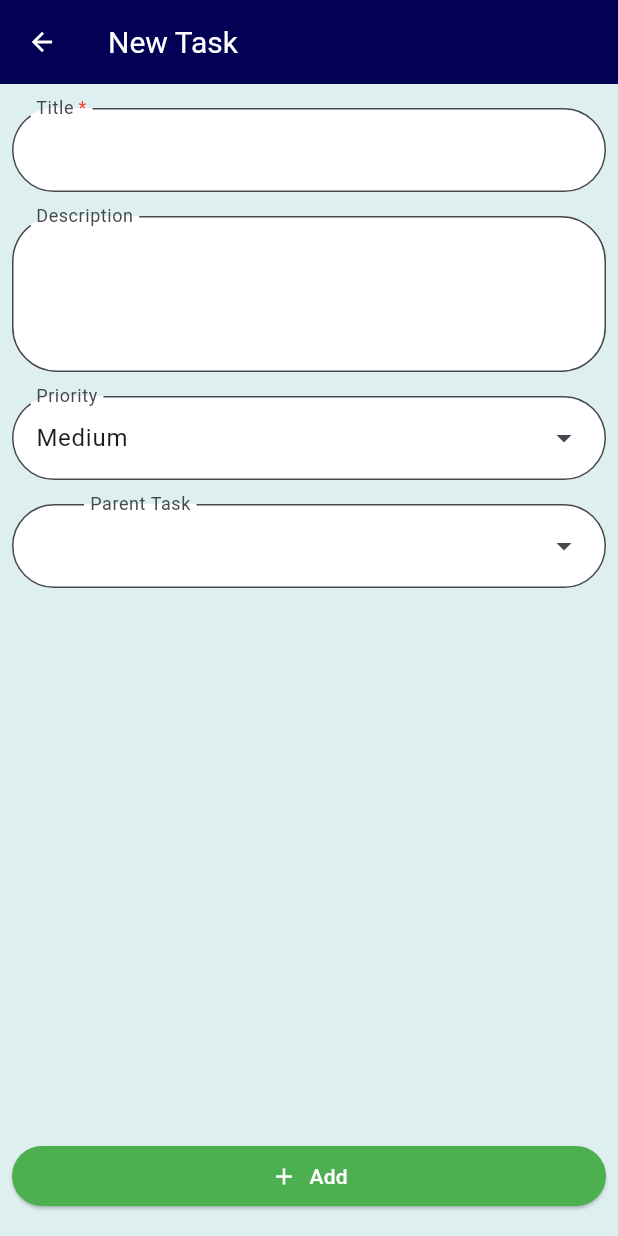
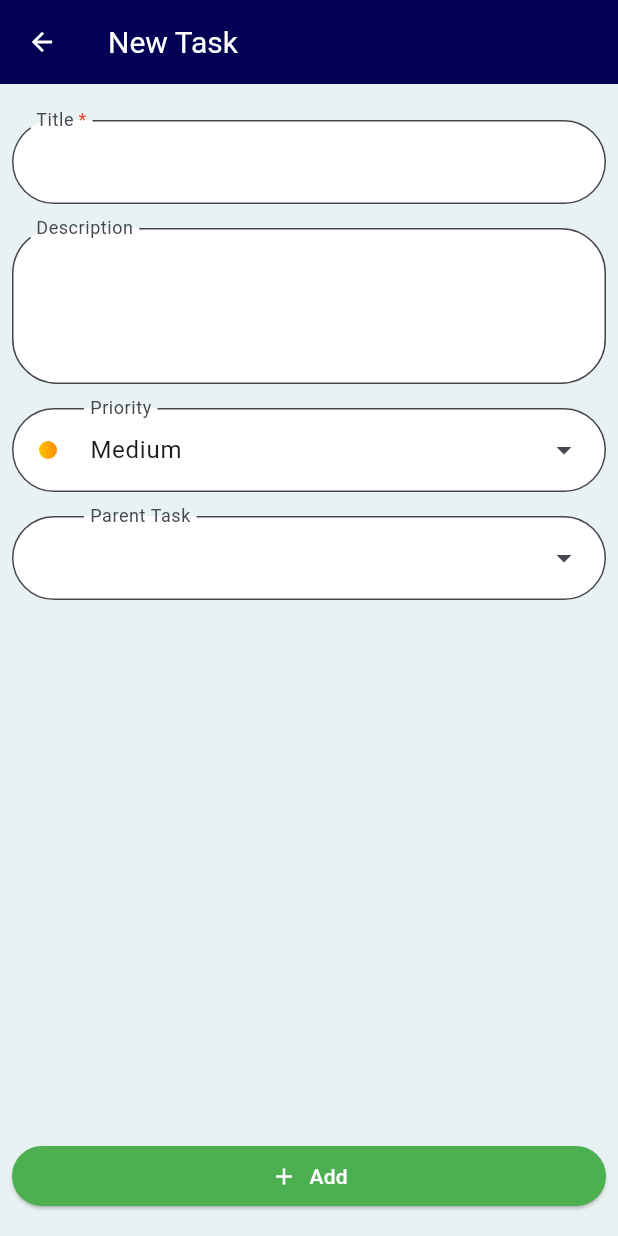
Before and after one commit to SophieHogg/task_finch_flutter, a Flutter app: the AddTaskDialog screen opened directly with empty values, on a phone screen of 412 x 824 dp. Run offline on Flutter 3.47's test engine with Material 3 defaults, Android fonts, the phone set to English and light mode, and no system bars; our stand-ins replace drift, drift_flutter, flutter_hooks, hooks_riverpod, riverpod; accounts and stored records are empty; generated files the repository leaves out were written again.

Commit message:
adjustment for gradient, scroll add dialog, styling tinkering

```diff
--- a/lib/components/home_task_item.dart
+++ b/lib/components/home_task_item.dart
@@ -103,7 +103,7 @@ class HomeTaskItem extends HookConsumerWidget {
               ),
             ),
             child: Icon(Icons.more_horiz_rounded),
-            alignmentOffset: Offset(-30, 0),
+            alignmentOffset: Offset(-50, 0),
             key: key.value,
             onFocusChange: (isFocused) {
               if (!isFocused) key.value = ValueKey(key.value.value + 1);
--- a/lib/components/parent_selector.dart
+++ b/lib/components/parent_selector.dart
@@ -2,6 +2,7 @@ import 'package:collection/collection.dart';
 import 'package:flutter/material.dart';
 import 'package:flutter_hooks/flutter_hooks.dart';
 import 'package:hooks_riverpod/hooks_riverpod.dart';
+import 'package:task_finch/components/priority_circle.dart';
 
 import '../data/database.dart';
 import '../main.dart';
@@ -54,34 +55,14 @@ class ParentSelector extends HookConsumerWidget {
       },
       expandedInsets: EdgeInsets.zero,
       enableFilter: true,
-      leadingIcon: SizedBox(
-        width: 8,
-        height: 8,
-        child: Center(
-          child: Container(
-            width: 8,
-            height: 8,
-            decoration: BoxDecoration(
-              color: priorityColours[selectedTask.value?.priority],
-              shape: BoxShape.circle,
-            ),
-          ),
-        ),
-      ),
+      leadingIcon: PriorityCircle(priority: selectedTask.value?.priority),
       inputDecorationTheme: InputDecorationTheme.of(context),
       dropdownMenuEntries: [
         for (final task in filteredTaskList)
           TaskEntry(
             value: task,
             label: task.title,
-            leadingIcon: Container(
-              width: 8,
-              height: 8,
-              decoration: BoxDecoration(
-                color: priorityColours[task.priority],
-                shape: BoxShape.circle,
-              ),
-            ),
+            leadingIcon: PriorityCircle(priority: task.priority)
           ),
       ],
     );
--- /dev/null
+++ b/lib/components/priority_circle.dart
@@ -0,0 +1,27 @@
+import 'package:flutter/material.dart';
+import 'package:task_finch/theming/business_logic_theming.dart';
+
+import '../data/database.dart';
+
+class PriorityCircle extends StatelessWidget {
+  const PriorityCircle({super.key, required this.priority});
+  final Priority? priority;
+
+  @override
+  Widget build(BuildContext context) {
+    return priority != null ? SizedBox(
+      width: 12,
+      height: 12,
+      child: Center(
+        child: Container(
+          width: 12,
+          height: 12,
+          decoration: BoxDecoration(
+            gradient: priorityGradients[priority],
+            shape: BoxShape.circle,
+          ),
+        ),
+      ),
+    ) : SizedBox.shrink();
+  }
+}
--- a/lib/components/priority_pill.dart
+++ b/lib/components/priority_pill.dart
@@ -1,5 +1,6 @@
 import 'package:flutter/material.dart';
 import 'package:task_finch/helpers/text_helpers.dart';
+import 'package:task_finch/theming/business_logic_theming.dart';
 
 import '../data/database.dart';
 
@@ -7,17 +8,12 @@ class PriorityPill extends StatelessWidget {
   const PriorityPill({super.key, required this.priority});
   final Priority priority;
 
-  final Map<Priority, Color> priorityColours = const {
-    Priority.high: Colors.red,
-    Priority.medium: Colors.orange,
-    Priority.low: Colors.green,
-  };
   @override
   Widget build(BuildContext context) {
     return Container(
-      decoration: BoxDecoration(color: priorityColours[priority], borderRadius: BorderRadius.circular(20)),
+      decoration: BoxDecoration(gradient: priorityGradients[priority], borderRadius: BorderRadius.circular(20)),
         padding: EdgeInsets.symmetric(vertical: 4.0, horizontal: 10.0),
-        child: Text(priority.name.toSentenceCase(), style: TextStyle(color: Colors.white, fontSize: 12))
+        child: Text(priority.name.toSentenceCase(), style: TextStyle(color: Colors.white, fontSize: 12, fontWeight: FontWeight.w700))
     );
   }
 }
--- a/lib/components/priority_selector.dart
+++ b/lib/components/priority_selector.dart
@@ -1,6 +1,8 @@
 import 'package:flutter/material.dart';
 import 'package:flutter_hooks/flutter_hooks.dart';
+import 'package:task_finch/components/priority_circle.dart';
 import 'package:task_finch/helpers/text_helpers.dart';
+import 'package:task_finch/theming/business_logic_theming.dart';
 
 import '../data/database.dart';
 typedef PriorityEntry = DropdownMenuEntry<Priority>;
@@ -14,11 +16,7 @@ class PrioritySelector extends HookWidget {
 
   final Priority priority;
   final void Function(Priority priority) onChangePriority;
-  final Map<Priority, Color> priorityColours = {
-    Priority.high: Colors.red,
-    Priority.medium: Colors.orange,
-    Priority.low: Colors.green,
-  };
+
   @override
   Widget build(BuildContext context) {
     final _lastSelection = useState<Priority>(priority);
@@ -32,22 +30,16 @@ class PrioritySelector extends HookWidget {
         _lastSelection.value = priority ?? Priority.medium;
         onChangePriority(priority ?? Priority.medium);
       },
+      leadingIcon: PriorityCircle(priority: _lastSelection.value),
       expandedInsets: EdgeInsets.zero,
       enableFilter: false,
       inputDecorationTheme: InputDecorationTheme.of(context),
       dropdownMenuEntries: [
-        for (final priority in priorityColours.entries)
+        for (final priority in priorityGradients.entries)
           PriorityEntry(
             value: priority.key,
             label: priority.key.name.toSentenceCase(),
-            leadingIcon: Container(
-              width: 8,
-              height: 8,
-              decoration: BoxDecoration(
-                color: priority.value,
-                shape: BoxShape.circle,
-              ),
-            ),
+            leadingIcon: PriorityCircle(priority: priority.key)
           ),
       ],
     );
--- a/lib/dialogs/add_task_dialog.dart
+++ b/lib/dialogs/add_task_dialog.dart
@@ -10,6 +10,7 @@ class AddTaskDialog extends StatefulWidget {
 
   final void Function(TaskAddRequest taskAddRequest) onAdd;
   final Task? defaultParent;
+
   @override
   State<AddTaskDialog> createState() => _AddTaskDialogState();
 }
@@ -23,6 +24,7 @@ class _AddTaskDialogState extends State<AddTaskDialog> {
   Priority priority = Priority.medium;
 
   Task? parent;
+
   @override
   void initState() {
     super.initState();
@@ -32,17 +34,22 @@ class _AddTaskDialogState extends State<AddTaskDialog> {
   @override
   Widget build(BuildContext context) {
     return Scaffold(
-      appBar: AppBar(
-        title:               Text("New Task"),
-      ),
+      appBar: AppBar(title: Text("New Task")),
+      // bottomNavigationBar: ElevatedButton(onPressed: null, child: Text('h')),
       body: Form(
         key: _formKey,
         child: Padding(
           padding: const EdgeInsets.symmetric(vertical: 16.0, horizontal: 8.0),
           child: Column(
+            mainAxisAlignment: MainAxisAlignment.spaceBetween,
+            children: [
+              Expanded(
+                child: SingleChildScrollView(
+                  child: Padding(
+                    padding: const EdgeInsets.symmetric(vertical: 8.0),
+                    child: Column(
                       spacing: 16.0,
                       children: [
-
                         TextFormField(
                           controller: titleController,
                           autovalidateMode: AutovalidateMode.onUserInteraction,
@@ -52,31 +59,48 @@ class _AddTaskDialogState extends State<AddTaskDialog> {
                               mainAxisSize: MainAxisSize.min,
                               children: [
                                 const Text('Title'),
-                      const Text('*', style: TextStyle(color: Colors.red)),
+                                const Text(
+                                  '*',
+                                  style: TextStyle(color: Colors.red),
+                                ),
                               ],
                             ),
                           ),
                           validator: (String? value) {
-                  if ((value == null || value.trim() == '')) return 'Title is required';
-                  else if(value.length > 50) return 'Max length: 50 characters. Current length: ${value.length}';
-                  else return null;
+                            if ((value == null || value.trim() == ''))
+                              return 'Title is required';
+                            else if (value.length > 50)
+                              return 'Max length: 50 characters. Current length: ${value.length}';
+                            else
+                              return null;
                           },
                         ),
+
                         TextFormField(
                           controller: descriptionController,
                           autovalidateMode: AutovalidateMode.onUserInteraction,
-                decoration: const InputDecoration(labelText: 'Description'),
+                          decoration: const InputDecoration(
+                            labelText: 'Description',
+                          ),
                           minLines: 3,
                           maxLines: 5,
                         ),
-              PrioritySelector(priority: priority, onChangePriority: (newPriority) => priority = newPriority),
-              ParentSelector(onChangeParent: (newParent) => parent = newParent, initialParent: parent),
-              Spacer(),
+                        PrioritySelector(
+                          priority: priority,
+                          onChangePriority: (newPriority) => priority = newPriority,
+                        ),
+                        ParentSelector(
+                          onChangeParent: (newParent) => parent = newParent,
+                          initialParent: parent,
+                        ),
+                      ],
+                    ),
+                  ),
+                ),
+              ),
               ElevatedButton(
-
                 onPressed: () {
-
-                  if (_formKey.currentState?.validate()?? false) {
+                  if (_formKey.currentState?.validate() ?? false) {
                     widget.onAdd(
                       TaskAddRequest(
                         title: titleController.text.trim(),
--- a/lib/theming/business_logic_theming.dart
+++ b/lib/theming/business_logic_theming.dart
@@ -0,0 +1,26 @@
+import 'dart:ui';
+
+import 'package:flutter/material.dart';
+
+import '../data/database.dart';
+
+const lowPriority = LinearGradient(colors: [
+  Color(0xFF7ED957),
+  Color(0xFF43C67A),
+]);
+
+const mediumPrioirty = LinearGradient(colors: [
+  Color(0xFFFFC300),
+  Color(0xFFFF8C00),
+]);
+
+const highPriority = LinearGradient(colors: [
+  Color(0xFFFF595E),
+  Color(0xFFD7263D),
+]);
+
+final Map<Priority, LinearGradient> priorityGradients = {
+  Priority.high: highPriority,
+  Priority.medium: mediumPrioirty,
+  Priority.low: lowPriority,
+};
--- a/lib/theming/constants.dart
+++ b/lib/theming/constants.dart
@@ -1,4 +1,4 @@
 import 'dart:ui';
 
 final Color baseColour = Color(0xFF020154);
-final Color lightBackgroundColour = Color(0xFFddf0ef);
+final Color lightBackgroundColour = Color(0xFFe9f2f2);
```
Lines whose indentation alone changed are shown as unchanged.
